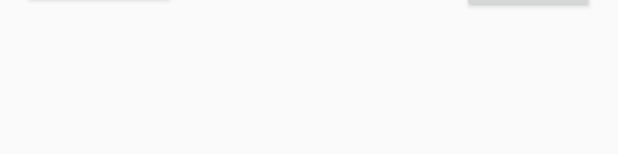
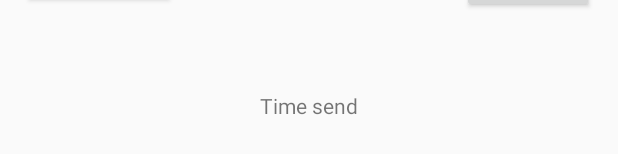
Before and after one commit to vuongjavierta1402/DoAn, an Android app: the layout activity_main.xml on its own in the app's theme, with its tools: preview values and no code run, on a phone screen of 412 x 824 dp. Shown: the part 665-819 px from the top of the screen. Run offline under Robolectric (Android 15) with nearby library versions, the phone set to English and light mode, and no system bars.

Commit message:
submit cocde

```diff
--- a/app/build.gradle
+++ b/app/build.gradle
@@ -4,7 +4,7 @@ android {
     compileSdkVersion 28
     defaultConfig {
         applicationId "com.example.alarm"
-        minSdkVersion 23
+        minSdkVersion 19
         targetSdkVersion 28
         versionCode 1
         versionName "1.0"
--- a/app/src/main/res/layout/activity_main.xml
+++ b/app/src/main/res/layout/activity_main.xml
@@ -44,4 +44,13 @@
         android:layout_below="@+id/timePicker"
         android:layout_centerHorizontal="true"
         android:layout_marginTop="20dp" />
+
+    <TextView
+        android:id="@+id/textViewTimesend"
+        android:layout_width="wrap_content"
+        android:layout_height="wrap_content"
+        android:layout_below="@+id/timePicker"
+        android:layout_centerHorizontal="true"
+        android:layout_marginTop="100dp"
+        android:text="Time send" />
 </RelativeLayout>
```
Also changed, not shown: app/src/main/java/com/example/alarm/MainActivity.java (+24 -11 lines), app/src/main/java/com/example/alarm/Music.java (+11 -7 lines), 1 other file.
